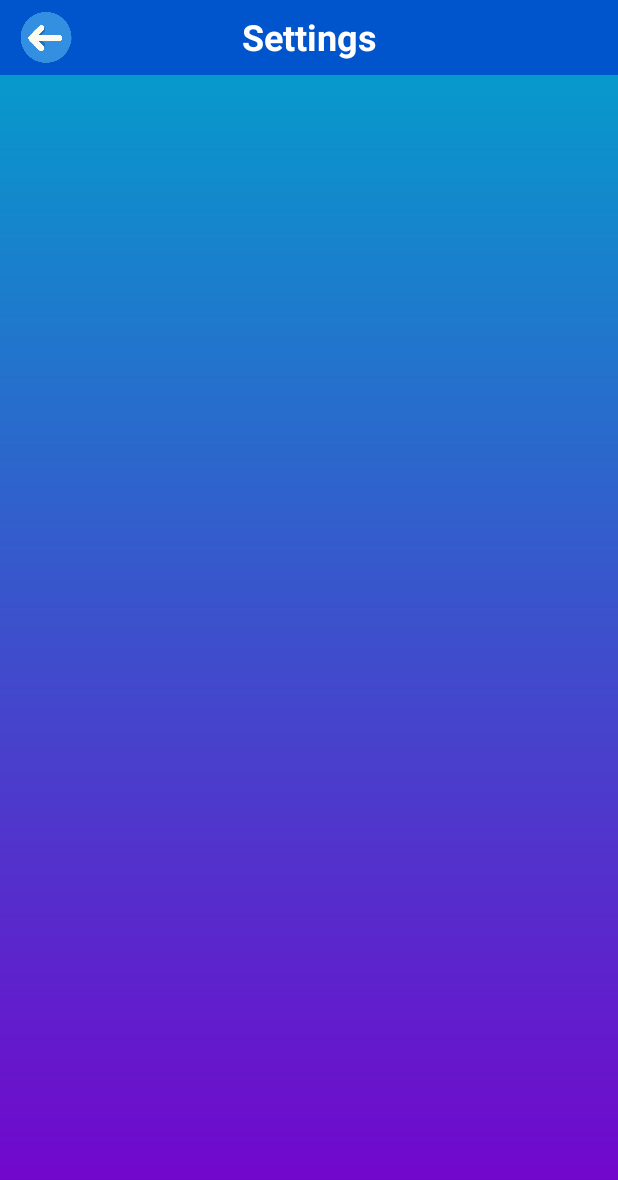
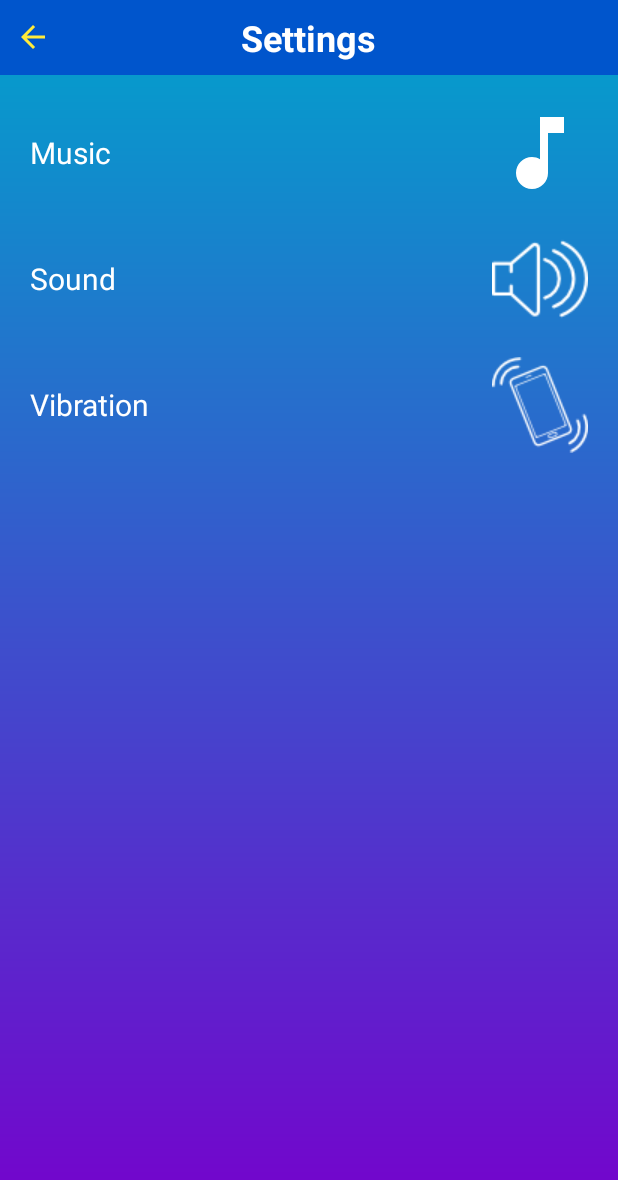
Before and after one commit to Nagi281/Minesweeper, an Android app: the SettingsActivity screen opened directly, with no data from a screen before it, on a phone screen of 412 x 824 dp. Shown: the top 1180 px of the screen. Run offline under Robolectric (Android 15) with nearby library versions, the phone set to English and light mode, and no system bars.

Commit message:
Update Settings feature

```diff
--- a/app/src/main/java/com/example/dntminesweeper/SettingsActivity.java
+++ b/app/src/main/java/com/example/dntminesweeper/SettingsActivity.java
@@ -1,21 +1,19 @@
 package com.example.dntminesweeper;
 
 import android.os.Bundle;
-import android.util.Log;
+import android.view.View;
 import android.view.Window;
 import android.view.WindowManager;
+import android.widget.ImageButton;
+import android.widget.Toast;
 
 import androidx.appcompat.app.AppCompatActivity;
 
-public class SettingsActivity extends AppCompatActivity {
-
-    public static boolean flagSoundOn = true;
-    public static boolean flagVibrationOn = true;
-    public static boolean gameOverSoundOn = true;
-    public static boolean gameOverVibrationOn = true;
-    public static boolean winGameSoundOn = true;
-    public static boolean winGameVibrationOn = true;
-    public static boolean clickvibration = true;
+public class SettingsActivity extends AppCompatActivity implements View.OnClickListener {
+    public static boolean isSoundOn = true;
+    public static boolean isVibrationOn = true;
+    public static boolean isMusicOn = true;
+    private ImageButton mBtnSound, mBtnMusic, mBtnVibration;
 
     @Override
     protected void onCreate(Bundle savedInstanceState) {
@@ -23,13 +21,68 @@ public class SettingsActivity extends AppCompatActivity {
         requestWindowFeature(Window.FEATURE_NO_TITLE);
         this.getWindow().setFlags(WindowManager.LayoutParams.FLAG_FULLSCREEN, WindowManager.LayoutParams.FLAG_FULLSCREEN);
         setContentView(R.layout.activity_settings);
-
-
+        componentsInit();
     }
 
-    public static void printthevalues() {
-        Log.d("SETTINGS", "printthevalues: flag sound on " + flagSoundOn + " " + "flag vibration on " + flagVibrationOn);
-        Log.d("SETTINGS", "printthevalues: gameover sound on " + gameOverSoundOn + " " + "game over vibration on " + gameOverVibrationOn);
-        Log.d("SETTINGS", "printthevalues: win game sound on " + winGameSoundOn + " " + "win vibration on " + winGameVibrationOn);
+    private void componentsInit() {
+        mBtnSound = findViewById(R.id.btn_SoundControl);
+        mBtnSound.setOnClickListener(this);
+        mBtnMusic = findViewById(R.id.btn_MusicControl);
+        mBtnMusic.setOnClickListener(this);
+        mBtnVibration = findViewById(R.id.btn_VibrateControl);
+        mBtnVibration.setOnClickListener(this);
+        findViewById(R.id.btn_back_settings).setOnClickListener(this);
+        musicControl(!isMusicOn);
+        soundControl(!isSoundOn);
+        vibrateControl(!isVibrationOn);
     }
+
+    @Override
+    public void onClick(View view) {
+        switch (view.getId()) {
+            case R.id.btn_MusicControl:
+                soundControl(isMusicOn);
+                isMusicOn = !isMusicOn;
+                break;
+            case R.id.btn_SoundControl:
+                musicControl(isSoundOn);
+                isSoundOn = !isSoundOn;
+                break;
+            case R.id.btn_VibrateControl:
+                vibrateControl(isVibrationOn);
+                isVibrationOn = !isVibrationOn;
+                break;
+            case R.id.btn_back_settings:
+                onBackPressed();
+                break;
+            default:
+                Toast.makeText(this, "Error!", Toast.LENGTH_SHORT).show();
+                break;
+        }
+    }
+
+    public void soundControl(boolean sound) {
+        if (sound) {
+            mBtnMusic.setImageDrawable(getResources().getDrawable(R.drawable.ic_music_off));
+        } else {
+            mBtnMusic.setImageDrawable(getResources().getDrawable(R.drawable.ic_music_note));
+        }
+    }
+
+    public void musicControl(boolean music) {
+        if (music) {
+            mBtnSound.setImageDrawable(getResources().getDrawable(R.drawable.sound_off));
+        } else {
+            mBtnSound.setImageDrawable(getResources().getDrawable(R.drawable.sound_on));
+        }
+    }
+
+    public void vibrateControl(boolean vibrate) {
+        if (vibrate) {
+            mBtnVibration.setImageDrawable(getResources().getDrawable(R.drawable.vibration_off));
+        } else {
+            mBtnVibration.setImageDrawable(getResources().getDrawable(R.drawable.vibration_on));
+        }
+    }
+
 }
--- /dev/null
+++ b/app/src/main/res/drawable/ic_arrow_back_black_24dp.xml
@@ -0,0 +1,9 @@
+<vector xmlns:android="http://schemas.android.com/apk/res/android"
+        android:width="24dp"
+        android:height="24dp"
+        android:viewportWidth="24.0"
+        android:viewportHeight="24.0">
+    <path
+        android:fillColor="#FF000000"
+        android:pathData="M20,11H7.83l5.59,-5.59L12,4l-8,8 8,8 1.41,-1.41L7.83,13H20v-2z"/>
+</vector>
--- /dev/null
+++ b/app/src/main/res/drawable/ic_music_note.xml
@@ -0,0 +1,9 @@
+<vector xmlns:android="http://schemas.android.com/apk/res/android"
+        android:width="64dp"
+        android:height="64dp"
+        android:viewportWidth="24.0"
+        android:viewportHeight="24.0">
+    <path
+        android:fillColor="#FF000000"
+        android:pathData="M12,3v10.55c-0.59,-0.34 -1.27,-0.55 -2,-0.55 -2.21,0 -4,1.79 -4,4s1.79,4 4,4 4,-1.79 4,-4V7h4V3h-6z"/>
+</vector>
--- /dev/null
+++ b/app/src/main/res/drawable/ic_music_off.xml
@@ -0,0 +1,12 @@
+<?xml version="1.0" encoding="utf-8"?>
+<vector xmlns:android="http://schemas.android.com/apk/res/android"
+    android:width="64dp"
+    android:height="64dp"
+    android:viewportWidth="24"
+    android:viewportHeight="24">
+
+    <path android:pathData="M0 0h24v24H0V0z" />
+    <path
+        android:fillColor="#000000"
+        android:pathData="M14 9.61V7h4V3h-6v4.61zM4.41 2.86L3 4.27l9 9v0.28c-0.94-0.54-2.1-0.75-3.33-0.32-1.34 0.48 -2.37 1.67-2.61 3.07-0.46 2.74 1.86 5.08 4.59 4.65 1.96-0.31 3.35-2.11 3.35-4.1v-1.58L19.73 21l1.41-1.41L12 10.44 4.41 2.86z" />
+</vector>
--- a/app/src/main/res/layout/activity_game.xml
+++ b/app/src/main/res/layout/activity_game.xml
@@ -83,7 +83,7 @@
             android:adjustViewBounds="true"
             android:background="@android:color/transparent"
             android:scaleType="fitCenter"
-            app:srcCompat="@drawable/bomb_normal" />
+            android:src="@drawable/bomb_normal" />
 
         <TextView
             android:id="@+id/tv_timer"
--- a/app/src/main/res/layout/activity_settings.xml
+++ b/app/src/main/res/layout/activity_settings.xml
@@ -1,5 +1,5 @@
 <?xml version="1.0" encoding="utf-8"?>
-<LinearLayout xmlns:android="http://schemas.android.com/apk/res/android"
+<RelativeLayout xmlns:android="http://schemas.android.com/apk/res/android"
     xmlns:app="http://schemas.android.com/apk/res-auto"
     xmlns:tools="http://schemas.android.com/tools"
     android:id="@+id/frameLayout2"
@@ -9,39 +9,98 @@
     android:orientation="vertical"
     tools:context=".SettingsActivity">
 
-    <androidx.constraintlayout.widget.ConstraintLayout
-        android:id="@+id/constraintLayout"
+    <include layout="@layout/custom_toolbar" />
+
+    <LinearLayout
         android:layout_width="match_parent"
-        android:layout_height="50dp"
-        android:background="#0055cc">
+        android:layout_height="wrap_content"
+        android:layout_below="@+id/toolbar_setting"
+        android:layout_marginLeft="20dp"
+        android:layout_marginTop="20dp"
+        android:layout_marginRight="20dp"
+        android:orientation="vertical">
 
-        <ImageView
-            android:id="@+id/settingsbackbtn"
-            android:layout_width="61dp"
-            android:layout_height="0dp"
-            android:layout_marginBottom="8dp"
-            android:layout_marginTop="8dp"
-            app:layout_constraintBottom_toBottomOf="parent"
-            app:layout_constraintStart_toStartOf="parent"
-            app:layout_constraintTop_toTopOf="parent"
-            app:srcCompat="@drawable/backbtn" />
+        <RelativeLayout
+            android:layout_width="match_parent"
+            android:layout_height="wrap_content"
+            android:layout_gravity="center"
+            android:layout_marginBottom="20dp">
 
-        <TextView
-            android:id="@+id/textView2"
-            android:layout_width="wrap_content"
+            <TextView
+                android:id="@+id/tv_Music"
+                android:layout_width="wrap_content"
+                android:layout_height="wrap_content"
+                android:layout_alignParentLeft="true"
+                android:layout_centerVertical="true"
+                android:text="Music"
+                android:textColor="@color/colorWhite"
+                android:textSize="20sp" />
+
+            <ImageButton
+                android:id="@+id/btn_MusicControl"
+                android:layout_width="wrap_content"
+                android:layout_height="wrap_content"
+                android:layout_alignParentRight="true"
+                android:layout_centerVertical="true"
+
+                android:background="@android:color/transparent"
+                android:scaleType="fitCenter"
+                android:src="@drawable/ic_music_note"
+                android:tint="@color/colorWhite" />
+        </RelativeLayout>
+
+        <RelativeLayout
+            android:layout_width="match_parent"
             android:layout_height="wrap_content"
-            android:layout_marginEnd="8dp"
-            android:layout_marginLeft="8dp"
-            android:layout_marginRight="8dp"
-            android:layout_marginStart="8dp"
-            android:layout_marginTop="8dp"
-            android:text="Settings"
-            android:textColor="@android:color/white"
-            android:textSize="24sp"
-            android:textStyle="bold"
-            app:layout_constraintEnd_toEndOf="parent"
-            app:layout_constraintStart_toStartOf="parent"
-            app:layout_constraintTop_toTopOf="parent" />
+            android:layout_marginBottom="20dp">
 
-    </androidx.constraintlayout.widget.ConstraintLayout>
-</LinearLayout>
+            <TextView
+                android:id="@+id/tv_sound"
+                android:layout_width="wrap_content"
+                android:layout_height="wrap_content"
+                android:layout_alignParentLeft="true"
+                android:layout_centerVertical="true"
+                android:text="Sound"
+                android:textColor="@color/colorWhite"
+                android:textSize="20sp" />
+
+            <ImageButton
+                android:id="@+id/btn_SoundControl"
+                android:layout_width="wrap_content"
+                android:layout_height="wrap_content"
+                android:layout_alignParentRight="true"
+                android:layout_centerVertical="true"
+                android:background="@android:color/transparent"
+                android:scaleType="fitCenter"
+                android:src="@drawable/sound_on"
+                android:tint="@color/colorWhite" />
+        </RelativeLayout>
+
+        <RelativeLayout
+            android:layout_width="match_parent"
+            android:layout_height="wrap_content">
+
+            <TextView
+                android:id="@+id/tv_Vibration"
+                android:layout_width="wrap_content"
+                android:layout_height="wrap_content"
+                android:layout_alignParentLeft="true"
+                android:layout_centerVertical="true"
+                android:text="Vibration"
+                android:textColor="@color/colorWhite"
+                android:textSize="20sp" />
+
+            <ImageButton
+                android:id="@+id/btn_VibrateControl"
+                android:layout_width="wrap_content"
+                android:layout_height="wrap_content"
+                android:layout_alignParentRight="true"
+                android:layout_centerVertical="true"
+                android:background="@android:color/transparent"
+                android:scaleType="fitCenter"
+                android:src="@drawable/vibration_on"
+                android:tint="@color/colorWhite" />
+        </RelativeLayout>
+
+    </LinearLayout>
+</RelativeLayout>
--- /dev/null
+++ b/app/src/main/res/layout/custom_toolbar.xml
@@ -0,0 +1,32 @@
+<?xml version="1.0" encoding="utf-8"?>
+
+<RelativeLayout xmlns:android="http://schemas.android.com/apk/res/android"
+    android:id="@+id/toolbar_setting"
+    android:layout_width="match_parent"
+    android:layout_height="50dp"
+    android:layout_alignParentTop="true"
+    android:background="#0055cc">
+
+    <ImageView
+        android:id="@+id/btn_back_settings"
+        android:layout_width="wrap_content"
+        android:layout_height="wrap_content"
+        android:layout_alignParentLeft="true"
+        android:layout_centerVertical="true"
+        android:layout_marginLeft="10dp"
+        android:layout_marginTop="8dp"
+        android:layout_marginBottom="8dp"
+        android:scaleType="center"
+        android:src="@drawable/ic_arrow_back_black_24dp"
+        android:tint="@color/colorYellow" />
+
+    <TextView
+        android:id="@+id/tv_Settings"
+        android:layout_width="wrap_content"
+        android:layout_height="wrap_content"
+        android:layout_centerInParent="true"
+        android:text="Settings"
+        android:textColor="@android:color/white"
+        android:textSize="24sp"
+        android:textStyle="bold" />
+</RelativeLayout>
--- a/app/src/main/res/values/colors.xml
+++ b/app/src/main/res/values/colors.xml
@@ -4,4 +4,5 @@
     <color name="colorPrimaryDark">#1630CF</color>
     <color name="colorAccent">#00BCD4</color>
     <color name="colorYellow">#FFEB3B</color>
+    <color name="colorWhite">#FFFFFF</color>
 </resources>
```
Also changed, not shown: app/src/main/AndroidManifest.xml (+3 -4 lines), app/src/main/java/com/example/dntminesweeper/GameActivity.java (+8 -11 lines), app/src/main/java/com/example/dntminesweeper/MainActivity.java (+13 -10 lines), app/src/main/res/drawable/ic_sound_on.xml (added, +9 -0 lines), app/src/main/res/layout/activity_main.xml (+13 -9 lines), app/src/main/res/drawable/btn_back.png (renamed from app/src/main/res/drawable/backbtn.png), app/src/main/res/drawable/sound_off.png (renamed from app/src/main/res/drawable/soundoff.png), app/src/main/res/drawable/sound_on.png (renamed from app/src/main/res/drawable/soundon.png), app/src/main/res/drawable/vibration_off.png (renamed from app/src/main/res/drawable/virbrationoff.png), app/src/main/res/drawable/vibration_on.png (renamed from app/src/main/res/drawable/vibrationon.png).
